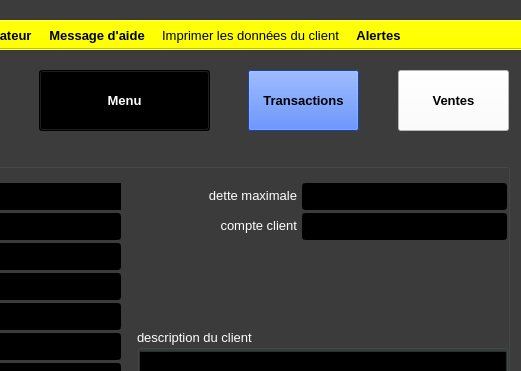
Old version of the form ui/yeroth-erp-clients-detail-window.ui in the repository xnoumbissinoundou/yeroth-erp-3.0; both pictures show x 279 to 800 and y 0 to 371 of the 800 by 600 pixel window.
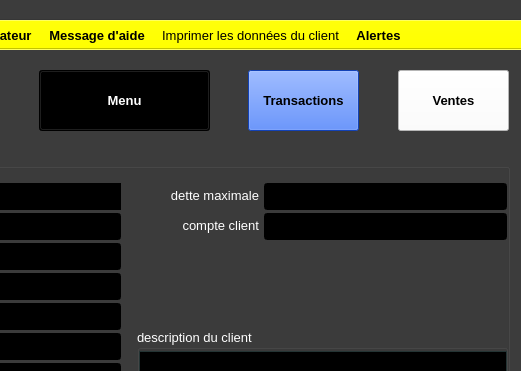
New version of the form. Icons and pictures are not drawn. Custom widgets are drawn as their Qt base class.

Commit message: On branch master 	modified:   src/admin/modifier/modifier-client.cpp 	modified:   src/windows/yeroth-erp-clients-detail-window.cpp 	modified:   ui/yeroth-erp-clients-detail-window.ui

The edit to the form file:
```diff
--- a/ui/yeroth-erp-clients-detail-window.ui
+++ b/ui/yeroth-erp-clients-detail-window.ui
@@ -8520,9 +8520,9 @@
     <widget class="YerothLineEdit" name="lineEdit_clients_details_dette_maximale">
      <property name="geometry">
       <rect>
-       <x>570</x>
+       <x>532</x>
        <y>35</y>
-       <width>205</width>
+       <width>243</width>
        <height>27</height>
       </rect>
      </property>
@@ -8946,13 +8946,16 @@
        <pointsize>10</pointsize>
       </font>
      </property>
+     <property name="alignment">
+      <set>Qt::AlignRight|Qt::AlignTrailing|Qt::AlignVCenter</set>
+     </property>
     </widget>
     <widget class="QLabel" name="label_client_details_dette_maximale">
      <property name="geometry">
       <rect>
        <x>414</x>
        <y>37</y>
-       <width>151</width>
+       <width>113</width>
        <height>21</height>
       </rect>
      </property>
@@ -9443,7 +9446,7 @@
       <rect>
        <x>414</x>
        <y>67</y>
-       <width>151</width>
+       <width>113</width>
        <height>21</height>
       </rect>
      </property>
@@ -9464,9 +9467,9 @@
     <widget class="YerothLineEdit" name="lineEdit_clients_details_compte_client">
      <property name="geometry">
       <rect>
-       <x>570</x>
+       <x>532</x>
        <y>65</y>
-       <width>205</width>
+       <width>243</width>
        <height>27</height>
       </rect>
      </property>
@@ -9890,6 +9893,9 @@
        <pointsize>10</pointsize>
       </font>
      </property>
+     <property name="alignment">
+      <set>Qt::AlignRight|Qt::AlignTrailing|Qt::AlignVCenter</set>
+     </property>
     </widget>
    </widget>
   </widget>
```
The commit also changes 2 other files.
